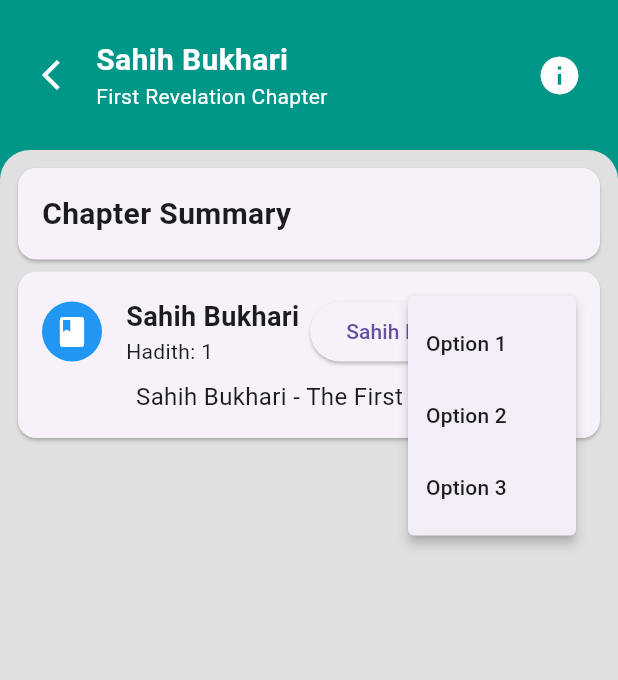
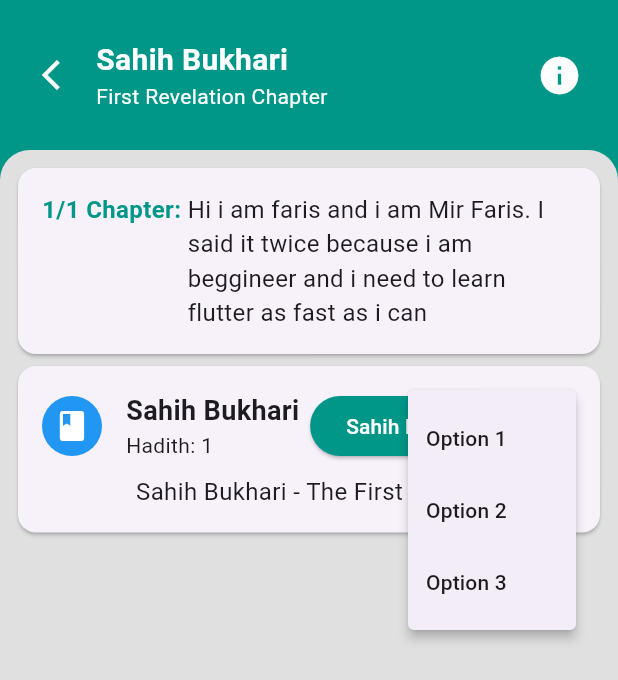
Before and after one commit to FarisHollow/AL-Hadith, a Flutter app: the Chapter1Screen screen opened directly, after a tap on the "more vert" icon, on a phone screen of 412 x 824 dp. Shown: the top 680 px of the screen. Run offline on Flutter 3.47's test engine with Material 3 defaults, Android fonts, the phone set to English and light mode, and no system bars; our stand-ins replace get.

Commit message:
Card widget

```diff
--- a/lib/presentation/Chapter1_Screen.dart
+++ b/lib/presentation/Chapter1_Screen.dart
@@ -1,3 +1,4 @@
+import 'package:al_hadith/presentation/widgets/cards.dart';
 import 'package:flutter/material.dart';
 
 class Chapter1Screen extends StatefulWidget {
@@ -11,10 +12,6 @@ class _Chapter1ScreenState extends State<Chapter1Screen> {
   List<String> cardTitles = [
     'Chapter Summary',
     'Hadith: 1',
-  ];
-  List<String> cardSubtitles = [
-    'A summary of Sahih Bukhari Chapter 1',
-    'Sahih Bukhari - The First Hadith',
   ];
 
   @override
@@ -92,93 +89,7 @@ class _Chapter1ScreenState extends State<Chapter1Screen> {
                   padding: EdgeInsets.all(8.0),
                   itemCount: cardTitles.length,
                   itemBuilder: (context, index) {
-                    return Card(
-                      child: Padding(
-                        padding: const EdgeInsets.all(16.0),
-                        child: Column(
-                          crossAxisAlignment: CrossAxisAlignment.stretch,
-                          children: [
-                            index == 0
-                                ? Text(
-                              cardTitles[index],
-                              style: TextStyle(
-                                fontSize: 20,
-                                fontWeight: FontWeight.bold,
-                              ),
-                            )
-                                : Column(
-                              children: [
-                                Row(
-                                  children: [
-                                    CircleAvatar(
-                                      radius: 20,
-                                      backgroundColor: Colors.blue,
-                                      child: Icon(
-                                        Icons.book,
-                                        color: Colors.white,
-                                      ),
-                                    ),
-                                    SizedBox(width: 16),
-                                    Column(
-                                      crossAxisAlignment:
-                                      CrossAxisAlignment.start,
-                                      children: [
-                                        Text(
-                                          "Sahih Bukhari",
-                                          style: TextStyle(
-                                            fontSize: 18,
-                                            fontWeight: FontWeight.bold,
-                                          ),
-                                        ),
-                                        Text(
-                                          "Hadith: 1",
-                                          style: TextStyle(
-                                            fontSize: 14,
-                                          ),
-                                        ),
-                                      ],
-                                    ),
-                                    Spacer(),
-                                    ElevatedButton(
-                                      onPressed: () {},
-                                      child: Text("Sahih Hadith"),
-                                      style: ElevatedButton.styleFrom(
-                                        shape: RoundedRectangleBorder(
-                                          borderRadius:
-                                          BorderRadius.circular(20),
-                                        ),
-                                      ),
-                                    ),
-                                    PopupMenuButton(
-                                      itemBuilder: (BuildContext context) {
-                                        return <PopupMenuEntry>[
-                                          PopupMenuItem(
-                                            child: Text("Option 1"),
-                                          ),
-                                          PopupMenuItem(
-                                            child: Text("Option 2"),
-                                          ),
-                                          PopupMenuItem(
-                                            child: Text("Option 3"),
-                                          ),
-                                        ];
-                                      },
-                                    ),
-                                  ],
-                                ),
-                                SizedBox(height: 8),
-                                Text(
-                                  cardSubtitles[index],
-                                  style: TextStyle(
-                                    fontSize: 16,
-                                  ),
-                                ),
-                              ],
-                            ),
-                          ],
-                        ),
-                      ),
-                    );
+                    return CustomCard(index: index,);
                   },
                 ),
               ),
--- /dev/null
+++ b/lib/presentation/widgets/cards.dart
@@ -0,0 +1,129 @@
+import 'package:flutter/material.dart';
+
+class CustomCard extends StatelessWidget {
+  final int index;
+
+  CustomCard({required this.index});
+
+  List<String> cardSubtitles = [
+    'A summary of Sahih Bukhari Chapter 1',
+    'Sahih Bukhari - The First Hadith',
+  ];
+
+  @override
+  Widget build(BuildContext context) {
+    return Card(
+      child: Padding(
+        padding: const EdgeInsets.all(16.0),
+        child: Column(
+          crossAxisAlignment: CrossAxisAlignment.stretch,
+          children: [
+            index == 0
+                ? Column(
+              crossAxisAlignment: CrossAxisAlignment.start,
+              children: [
+                Row(
+                  crossAxisAlignment: CrossAxisAlignment.start,
+                  children: [
+                    Text(
+                      "1/1 Chapter: ",
+                      style: TextStyle(
+                        fontSize: 16,
+                        fontWeight: FontWeight.bold,
+                        color: Colors.teal,
+                      ),
+                    ),
+                    Expanded(
+                      child: Column(
+                        crossAxisAlignment: CrossAxisAlignment.start,
+                        children: [
+                          Text(
+                            "Hi i am faris and i am Mir Faris. I said it twice because i am beggineer and i need to learn flutter as fast as i can ",
+                            style: TextStyle(
+                              fontSize: 16,
+                            ),
+                          ),
+                        ],
+                      ),
+                    ),
+                  ],
+                ),
+              ],
+            )
+                : Column(
+              children: [
+                Row(
+                  children: [
+                    CircleAvatar(
+                      radius: 20,
+                      backgroundColor: Colors.blue,
+                      child: Icon(
+                        Icons.book,
+                        color: Colors.white,
+                      ),
+                    ),
+                    SizedBox(width: 16),
+                    Column(
+                      crossAxisAlignment: CrossAxisAlignment.start,
+                      children: [
+                        Text(
+                          "Sahih Bukhari",
+                          style: TextStyle(
+                            fontSize: 18,
+                            fontWeight: FontWeight.bold,
+                          ),
+                        ),
+                        Text(
+                          "Hadith: 1",
+                          style: TextStyle(
+                            fontSize: 14,
+                          ),
+                        ),
+                      ],
+                    ),
+                    Spacer(),
+                    ElevatedButton(
+                      onPressed: () {},
+                      style: ElevatedButton.styleFrom(
+                        shape: RoundedRectangleBorder(
+                          borderRadius: BorderRadius.circular(20),
+                        ),
+                        backgroundColor: Colors.teal,
+                      ),
+                      child: Text(
+                        "Sahih Hadith",
+                        style: TextStyle(color: Colors.white),
+                      ),
+                    ),
+                    PopupMenuButton(
+                      itemBuilder: (BuildContext context) {
+                        return <PopupMenuEntry>[
+                          PopupMenuItem(
+                            child: Text("Option 1"),
+                          ),
+                          PopupMenuItem(
+                            child: Text("Option 2"),
+                          ),
+                          PopupMenuItem(
+                            child: Text("Option 3"),
+                          ),
+                        ];
+                      },
+                    ),
+                  ],
+                ),
+                SizedBox(height: 8),
+                Text(
+                  cardSubtitles[index],
+                  style: TextStyle(
+                    fontSize: 16,
+                  ),
+                ),
+              ],
+            ),
+          ],
+        ),
+      ),
+    );
+  }
+}
```
